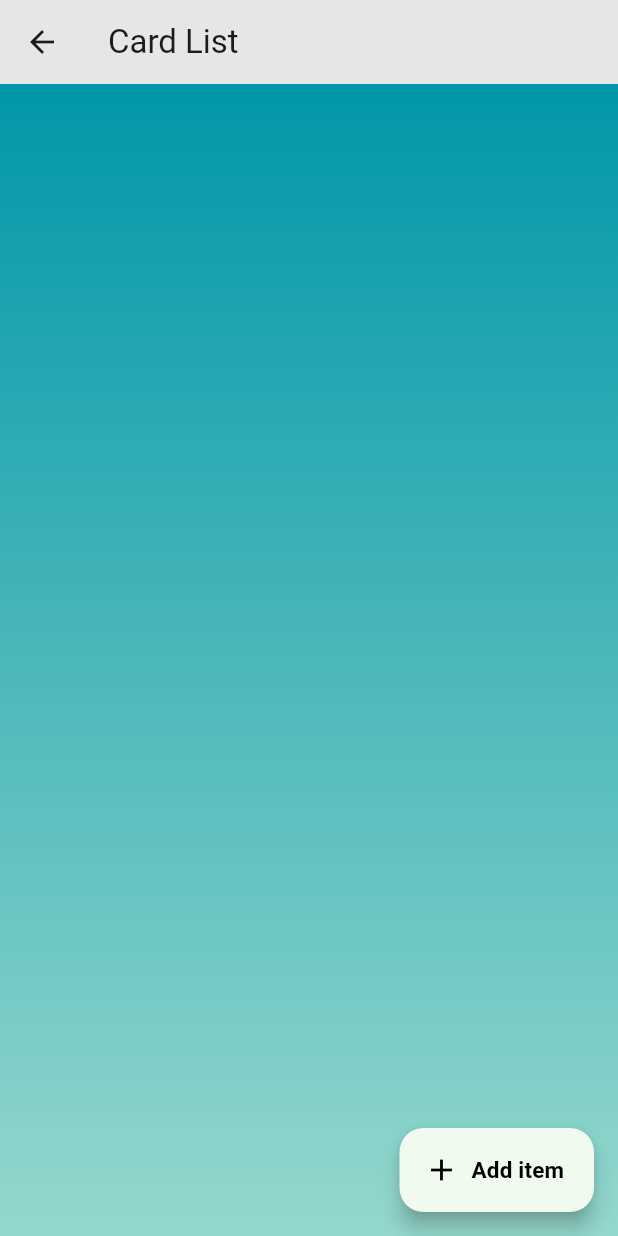
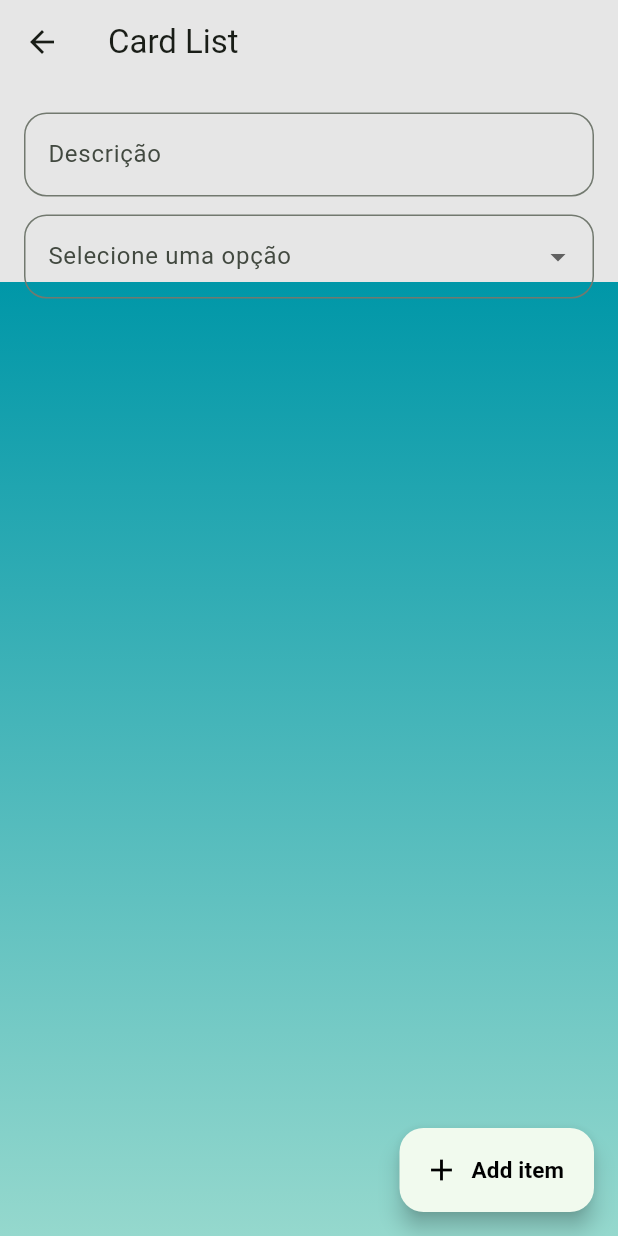
Before and after one commit to GabrielAdelino/Lista_compras, a Flutter app: the ItensList screen opened directly, on a phone screen of 412 x 824 dp. Run offline on Flutter 3.47's test engine with Material 3 defaults, Android fonts, the phone set to English and light mode, and no system bars.

Commit message:
input check

```diff
--- a/lib/components/itens_list.dart
+++ b/lib/components/itens_list.dart
@@ -23,7 +23,9 @@ class _ItensListState extends State<ItensList> {
   @override
   Widget build(BuildContext context) {
     return Scaffold(
-      appBar: AppBar(
+     appBar: PreferredSize(
+  preferredSize: const Size.fromHeight(188.0), // Define a altura do AppBar
+  child: AppBar(
     backgroundColor: Color.fromARGB(255, 230, 230, 230),
     leading: IconButton(
       icon: const Icon(Icons.arrow_back),
@@ -32,7 +34,54 @@ class _ItensListState extends State<ItensList> {
       },
     ),
     title: Text(widget.listName), // Exibe o nome da lista no AppBar
+    flexibleSpace: Padding(
+      padding: const EdgeInsets.only(top: 60.0), // Ajusta o espaçamento
+      child: Column(
+        crossAxisAlignment: CrossAxisAlignment.start, // Alinha os itens à esquerda
+        children: [
+          Padding(
+            padding: const EdgeInsets.only(left: 16.0, top: 15, right: 16),
+            child: TextFormField(
+             decoration:  InputDecoration(
+                labelText: 'Descrição',
+                fillColor: Color(0xfff1faee).withOpacity(0.9),
+                border: OutlineInputBorder(
+                borderRadius: BorderRadius.circular(15.0),
+                //borderSide: BorderSide.none,
                 ),
+              ),
+            ),
+          ),
+          const SizedBox(height: 12), // Espaçamento entre o campo de descrição e o Dropdown
+          Padding(
+            padding: const EdgeInsets.symmetric(horizontal: 16.0),
+            child: DropdownButtonFormField<String>(
+             decoration:  InputDecoration(
+                labelText: 'Selecione uma opção',
+                fillColor: Color(0xfff1faee).withOpacity(0.9),
+                border: OutlineInputBorder(
+                borderRadius: BorderRadius.circular(15.0),
+                //borderSide: BorderSide.none,
+                ),
+              ),
+              items: <String>['Mercado', 'Farmácia', 'Variados']
+                  .map((String value) {
+                return DropdownMenuItem<String>(
+                  value: value,
+                  child: Text(value),
+                );
+              }).toList(),
+              onChanged: (String? newValue) {
+                // Ação ao selecionar um item
+              },
+            ),
+          ),
+        ],
+      ),
+    ),
+  ),
+),
+
      body: Container(
         decoration: BoxDecoration(
           gradient: LinearGradient(
--- a/lib/pages/list_page.dart
+++ b/lib/pages/list_page.dart
@@ -23,6 +23,22 @@ class _ListPageState extends State<ListPage> {
       return;
     }
 
+     // Verificação do campo descrição
+    if (descriptionController.text.isEmpty){
+      ScaffoldMessenger.of(context).showSnackBar(
+        const SnackBar(content: Text('Campo descrição não pode estar vazio.')),
+      );
+      return;
+    }
+
+    //Verficação do campo tipo lista
+    if (selectedOption == null) {
+      ScaffoldMessenger.of(context).showSnackBar(
+        const SnackBar(content: Text('Selecione o tipo da lista.')),
+      );
+      return;
+    }
+
     setState(() {
       // Adiciona um novo CardList com base nas informações fornecidas
       cardListItems.add(
@@ -30,7 +46,7 @@ class _ListPageState extends State<ListPage> {
           title: nameController.text, // Nome da lista
           icon: Icons.list_alt, // Ícone pode ser fixo ou ajustável
           onEdit: () {
-            // Ação de edição (pode implementar aqui)
+            // Ação de edição (implementar aqui)
             print('Editando a lista: ${nameController.text}');
           },
           onTap: () {
```
Lines whose indentation alone changed are shown as unchanged.
